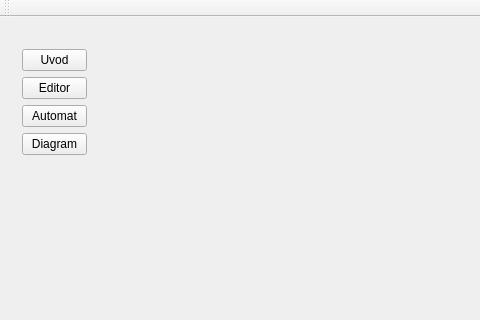
This is T-Rex/mainwindow.ui in michael-s92/rs15-26 as Qt 5 draws it before an edit; both pictures show x 0 to 480 and y 0 to 320 of the 750 by 550 pixel window. The edited form follows.
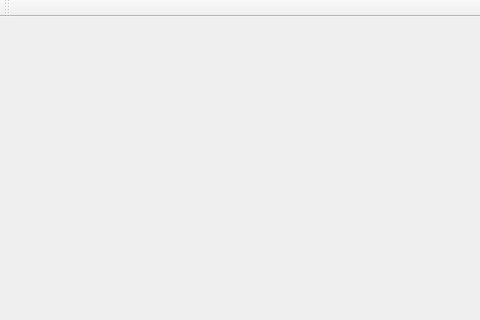
This is the edited form.

What changed in the file:
```diff
--- a/T-Rex/mainwindow.ui
+++ b/T-Rex/mainwindow.ui
@@ -14,57 +14,11 @@
    <string>MainWindow</string>
   </property>
   <widget class="QWidget" name="centralWidget">
-   <widget class="QWidget" name="layoutWidget">
-    <property name="geometry">
-     <rect>
-      <x>11</x>
-      <y>21</y>
-      <width>87</width>
-      <height>128</height>
-     </rect>
-    </property>
-    <layout class="QVBoxLayout" name="verticalLayout">
-     <property name="spacing">
-      <number>6</number>
-     </property>
-     <property name="sizeConstraint">
-      <enum>QLayout::SetMaximumSize</enum>
-     </property>
-     <item>
-      <widget class="QPushButton" name="bttn_uvod">
-       <property name="text">
-        <string>Uvod</string>
-       </property>
-      </widget>
-     </item>
-     <item>
-      <widget class="QPushButton" name="bttn_editor">
-       <property name="text">
-        <string>Editor</string>
-       </property>
-      </widget>
-     </item>
-     <item>
-      <widget class="QPushButton" name="bttn_automat">
-       <property name="text">
-        <string>Automat</string>
-       </property>
-      </widget>
-     </item>
-     <item>
-      <widget class="QPushButton" name="bttn_diagram">
-       <property name="text">
-        <string>Diagram</string>
-       </property>
-      </widget>
-     </item>
-    </layout>
-   </widget>
    <widget class="QStackedWidget" name="stackedWidget">
     <property name="geometry">
      <rect>
-      <x>180</x>
-      <y>50</y>
+      <x>40</x>
+      <y>40</y>
       <width>550</width>
       <height>400</height>
      </rect>
```
